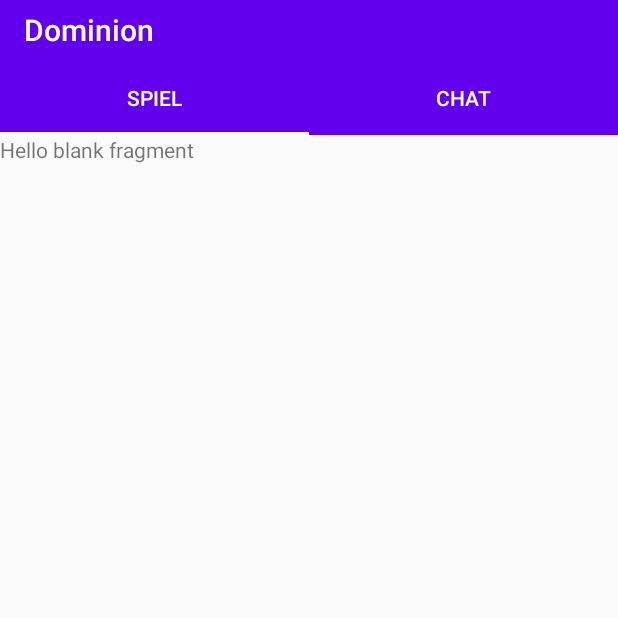
After one commit to floriankleewein/Dominion, an Android app: the GameActivity screen opened directly, with no data from a screen before it, on a phone screen of 412 x 824 dp, the top half of it. The commit adds this screen. Run offline under Robolectric (Android 15) with nearby library versions, the phone set to English and light mode, and no system bars; Roboto replaces fonts that are not available here.

Commit message:
swipe view was created (between game and chat)

```diff
--- a/app/build.gradle
+++ b/app/build.gradle
@@ -61,9 +61,12 @@ dependencies {
     implementation 'com.google.android.material:material:1.1.0'
     implementation 'androidx.navigation:navigation-fragment:2.2.2'
     implementation 'androidx.navigation:navigation-ui:2.2.2'
+    implementation 'androidx.legacy:legacy-support-v4:1.0.0'
     testImplementation 'junit:junit:4.13'
     androidTestImplementation 'androidx.test.ext:junit:1.1.1'
     androidTestImplementation 'androidx.test.espresso:espresso-core:3.2.0'
     implementation project(path: ':commonclasses')
     implementation project(path: ':localtestserver')
+
+    implementation 'com.google.android.material:material:1.0.0'
 }
--- a/app/src/main/AndroidManifest.xml
+++ b/app/src/main/AndroidManifest.xml
@@ -12,9 +12,8 @@
         android:roundIcon="@mipmap/ic_launcher_round"
         android:supportsRtl="true"
         android:theme="@style/AppTheme">
-        <activity android:name=".startGameActivity">
-
-        </activity>
+        <activity android:name=".GameActivity"></activity>
+        <activity android:name=".startGameActivity"></activity>
         <activity android:name=".MainActivity">
             <intent-filter>
                 <action android:name="android.intent.action.MAIN" />
--- /dev/null
+++ b/app/src/main/java/com/group7/dominion/ChatFragment.java
@@ -0,0 +1,30 @@
+package com.group7.dominion;
+
+import android.os.Bundle;
+
+import androidx.fragment.app.Fragment;
+
+import android.view.LayoutInflater;
+import android.view.View;
+import android.view.ViewGroup;
+
+import com.group7.dominion.R;
+
+/**
+ * A simple {@link Fragment} subclass.
+ */
+public class ChatFragment extends Fragment {
+
+    public ChatFragment() {
+        // Required empty public constructor
+    }
+
+
+    @Override
+    public View onCreateView(LayoutInflater inflater, ViewGroup container,
+                             Bundle savedInstanceState) {
+        // Inflate the layout for this fragment
+        return inflater.inflate(R.layout.fragment_chat, container, false);
+    }
+
+}
--- /dev/null
+++ b/app/src/main/java/com/group7/dominion/GameActivity.java
@@ -0,0 +1,36 @@
+package com.group7.dominion;
+
+import androidx.appcompat.app.AppCompatActivity;
+import androidx.appcompat.widget.Toolbar;
+import androidx.viewpager.widget.ViewPager;
+
+import android.os.Bundle;
+
+import com.google.android.material.tabs.TabLayout;
+
+public class GameActivity extends AppCompatActivity {
+
+    private TabLayout tabLayout;
+    private ViewPager viewPager;
+    private Toolbar toolbar;
+    ViewPagerAdapter viewPagerAdapter;
+
+    @Override
+    protected void onCreate(Bundle savedInstanceState) {
+        super.onCreate(savedInstanceState);
+        setContentView(R.layout.activity_game);
+
+        tabLayout = findViewById(R.id.tabLayout);
+        viewPager = findViewById(R.id.viewPager);
+
+        toolbar = findViewById(R.id.myToolbar);
+        setSupportActionBar(toolbar);
+
+        getSupportActionBar().setTitle("Dominion");
+        viewPagerAdapter = new ViewPagerAdapter(getSupportFragmentManager());
+
+        tabLayout.setupWithViewPager(viewPager);
+
+        viewPager.setAdapter(viewPagerAdapter);
+    }
+}
--- /dev/null
+++ b/app/src/main/java/com/group7/dominion/GameFragment.java
@@ -0,0 +1,29 @@
+package com.group7.dominion;
+
+import android.os.Bundle;
+
+import androidx.fragment.app.Fragment;
+
+import android.view.LayoutInflater;
+import android.view.View;
+import android.view.ViewGroup;
+
+import com.group7.dominion.R;
+
+/**
+ * A simple {@link Fragment} subclass.
+ */
+public class GameFragment extends Fragment {
+
+    public GameFragment() {
+        // Required empty public constructor
+    }
+
+
+    @Override
+    public View onCreateView(LayoutInflater inflater, ViewGroup container,
+                             Bundle savedInstanceState) {
+        // Inflate the layout for this fragment
+        return inflater.inflate(R.layout.fragment_game, container, false);
+    }
+}
--- /dev/null
+++ b/app/src/main/java/com/group7/dominion/ViewPagerAdapter.java
@@ -0,0 +1,44 @@
+package com.group7.dominion;
+
+import androidx.annotation.NonNull;
+import androidx.annotation.Nullable;
+import androidx.fragment.app.Fragment;
+import androidx.fragment.app.FragmentManager;
+import androidx.fragment.app.FragmentPagerAdapter;
+
+public class ViewPagerAdapter extends FragmentPagerAdapter {
+
+    public ViewPagerAdapter(@NonNull FragmentManager fm) {
+        super(fm);
+    }
+
+    @NonNull
+    @Override
+    public Fragment getItem(int position) {
+        switch (position){
+            case 0:
+                return new GameFragment();
+            case 1:
+                return new ChatFragment();
+        }
+        return null;
+    }
+
+    @Override
+    public int getCount() {
+        return 2;
+    }
+
+
+    @Nullable
+    @Override
+    public CharSequence getPageTitle(int position) {
+        switch(position){
+            case 0:
+                return "Spiel";
+            case 1:
+                return "Chat";
+        }
+        return null;
+    }
+}
--- /dev/null
+++ b/app/src/main/res/layout/activity_game.xml
@@ -0,0 +1,31 @@
+<?xml version="1.0" encoding="utf-8"?>
+<RelativeLayout xmlns:android="http://schemas.android.com/apk/res/android"
+    xmlns:app="http://schemas.android.com/apk/res-auto"
+    xmlns:tools="http://schemas.android.com/tools"
+    android:layout_width="match_parent"
+    android:layout_height="match_parent"
+    tools:context="com.group7.dominion.GameActivity">
+
+    <include
+        android:id="@+id/myToolbar"
+        layout="@layout/toolbar"
+        />
+
+    <com.google.android.material.tabs.TabLayout
+
+        android:id="@+id/tabLayout"
+        android:layout_below="@+id/myToolbar"
+        android:layout_width="match_parent"
+        android:layout_height="50dp"
+        android:background="@color/colorPrimary"
+        app:tabTextColor="#fff"
+        app:tabIndicatorColor="#fff"/>
+
+    <androidx.viewpager.widget.ViewPager
+        android:layout_below="@+id/tabLayout"
+        android:id="@+id/viewPager"
+        android:layout_width="match_parent"
+        android:layout_height="match_parent"
+        />
+
+</RelativeLayout>
--- /dev/null
+++ b/app/src/main/res/layout/fragment_game.xml
@@ -0,0 +1,14 @@
+<RelativeLayout
+    xmlns:android="http://schemas.android.com/apk/res/android"
+    xmlns:tools="http://schemas.android.com/tools"
+    android:layout_width="match_parent"
+    android:layout_height="match_parent"
+    tools:context="com.group7.dominion.GameFragment">
+
+    <!-- TODO: Update blank fragment layout -->
+    <TextView
+        android:layout_width="match_parent"
+        android:layout_height="match_parent"
+        android:text="@string/hello_blank_fragment" />
+
+</RelativeLayout>
--- a/app/src/main/res/layout/toolbar.xml
+++ b/app/src/main/res/layout/toolbar.xml
@@ -1,9 +1,10 @@
 <?xml version="1.0" encoding="utf-8"?>
-<androidx.appcompat.widget.Toolbar xmlns:android="http://schemas.android.com/apk/res/android"
+<androidx.appcompat.widget.Toolbar
+    xmlns:android="http://schemas.android.com/apk/res/android"
+    android:id="@+id/myAppbar"
     android:layout_width="match_parent"
-    android:layout_height="wrap_content"
+    android:layout_height="40dp"
     android:background="@color/colorPrimary"
-    android:elevation="4dp"
     android:theme="@style/ThemeOverlay.AppCompat.Dark.ActionBar">
 
 </androidx.appcompat.widget.Toolbar>
--- a/app/src/main/res/values/strings.xml
+++ b/app/src/main/res/values/strings.xml
@@ -9,4 +9,7 @@
 
     <string name="hello_first_fragment">Hello first fragment</string>
     <string name="hello_second_fragment">Hello second fragment. Arg: %1$s</string>
+
+    <!-- TODO: Remove or change this placeholder text -->
+    <string name="hello_blank_fragment">Hello blank fragment</string>
 </resources>
```
Also changed, not shown: app/src/main/java/com/group7/dominion/Chat/chatroom.java (deleted, +0 -46 lines), app/src/main/java/com/group7/dominion/startGameActivity.java (+17 -0 lines), app/src/main/res/layout/activity_chatroom.xml (deleted, +0 -71 lines), app/src/main/res/layout/activity_create_or_join.xml (+15 -2 lines), app/src/main/res/layout/fragment_chat.xml (added, +14 -0 lines).
